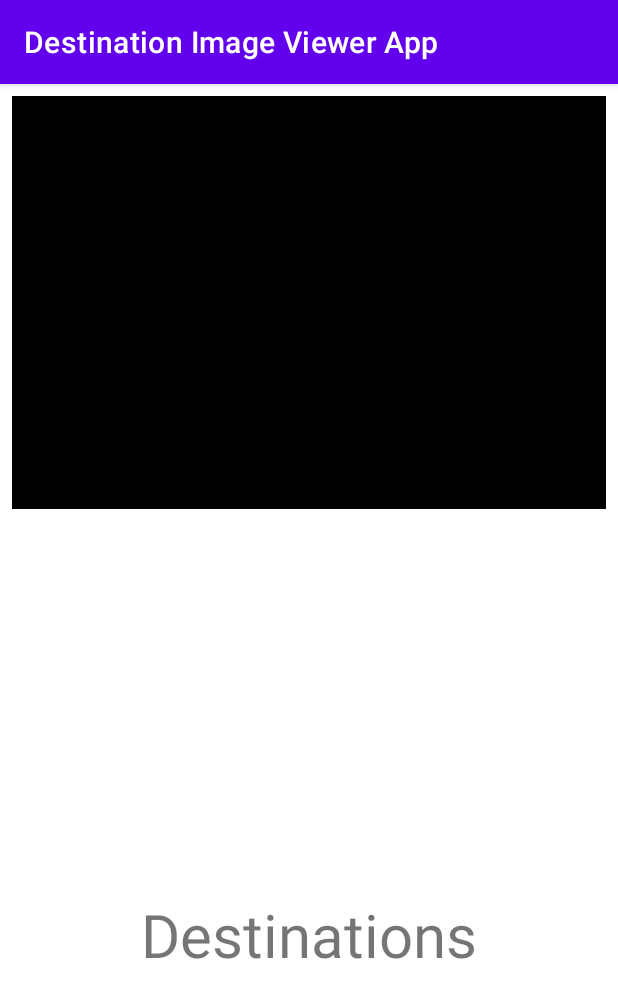
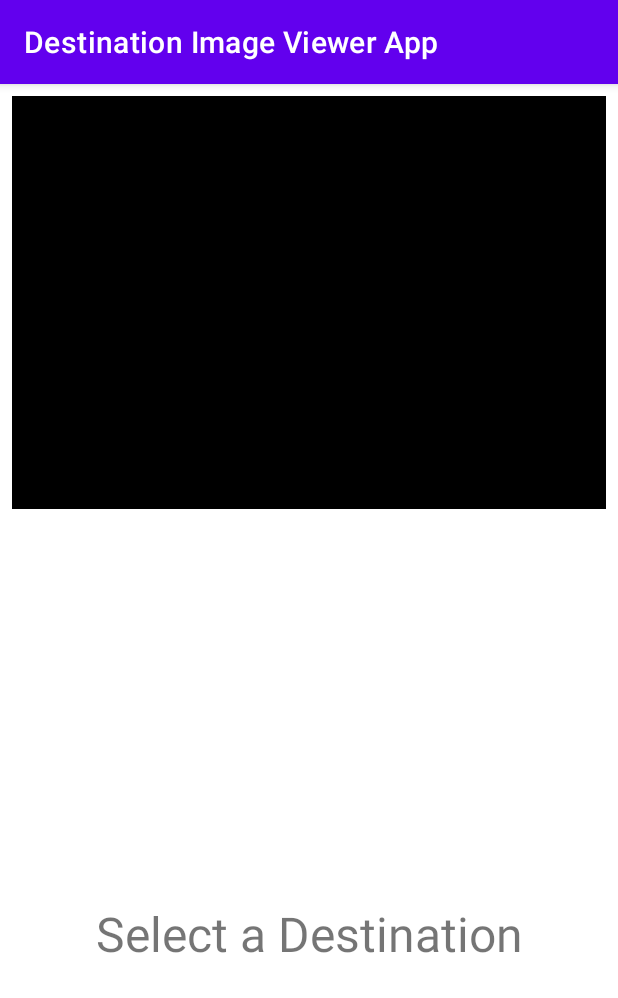
Before and after one commit to CoFlo35/MultipleActivities, an Android app: the screen it shows after launch (SelectActivity), on a phone screen of 412 x 824 dp. Shown: the top 998 px of the screen. Run offline under Robolectric (Android 15) with nearby library versions, the phone set to English and light mode, and no system bars; libraries missing offline, so code that uses them is left out: edu.temple; 2 statements that could not run were skipped.

Commit message:
Move all deafult English Strings to a resource file

```diff
--- a/app/src/main/java/edu/temple/lab_4_multiple_activities/SelectActivity.kt
+++ b/app/src/main/java/edu/temple/lab_4_multiple_activities/SelectActivity.kt
@@ -65,54 +65,20 @@ class SelectActivity : AppCompatActivity() {
     // Test data
     private fun setDataInList(): ArrayList<ImageObject> {
         var items: ArrayList<ImageObject> = ArrayList()
+        val destinationName = this.resources.getStringArray(R.array.Destination_Names)
+        val destinationDescription = this.resources.getStringArray(R.array.Destination_Description)
 
-        items.add(ImageObject(R.drawable.australia, "The Sydney Opera House is a multi-venue performing " +
-                "arts centre on Sydney Harbour located in Sydney, New South Wales, Australia. It is one of the " +
-                "20th century's most famous and distinctive buildings.","Australia"))
-        items.add(ImageObject(R.drawable.brazil,"Christ the Redeemer " +
-                " is an Art Deco statue of Jesus Christ in Rio de Janeiro, Brazil, created by French sculptor Paul " +
-                "Landowski and built by Brazilian engineer Heitor da Silva Costa, in collaboration with French engineer " +
-                "Albert Caquot. Romanian sculptor Gheorghe Leonida fashioned the face. Constructed between 1922 and 1931, " +
-                "the statue is 30 metres (98 ft) high", "Brazil"))
-        items.add(ImageObject(R.drawable.china,"The Leshan Giant Buddha is a 71-metre (233 ft) tall stone " +
-                "statue, built between 713 and 803 (during the Tang dynasty. It is carved out of a cliff face of " +
-                "Cretaceous red bed sandstones that lies at the confluence of the Min River and Dadu River in the " +
-                "southern part of Sichuan province in China, near the city of Leshan.", "China"))
-        items.add(ImageObject(R.drawable.dubai,"The Burj Khalifa, known as the Burj Dubai prior to its inauguration in 2010, " +
-                "is a skyscraper in Dubai, United Arab Emirates. With a total height of 829.8 m (2,722 ft, just " +
-                "over half a mile) and a roof height (excluding antenna, but including a 244 m spire) of 828 " +
-                "m (2,717 ft), the Burj Khalifa has been the tallest structure and building in the world since its " +
-                "topping out in 2009", "Dubai"))
-        items.add(ImageObject(R.drawable.egypt,"The Great Pyramid of Giza (also known as the Pyramid of Khufu or the " +
-                "Pyramid of Cheops) is the oldest and largest of the pyramids in the Giza pyramid complex bordering " +
-                "present-day Giza in Greater Cairo, Egypt. It is the oldest of the Seven Wonders of the Ancient World, " +
-                "and the only one to remain largely intact.", "Egypt"))
-        items.add(ImageObject(R.drawable.france,"The Eiffel Tower is a wrought-iron lattice tower on the" +
-                " Champ de Mars in Paris, France. It is named after the engineer Gustave Eiffel, whose company " +
-                "designed and built the tower.", "France"))
-        items.add(ImageObject(R.drawable.india,"The Taj Mahal is an ivory-white marble mausoleum on the " +
-                "right bank of the river Yamuna in the Indian city of Agra. It was commissioned in 1632 by the " +
-                "Mughal emperor Shah Jahan (reigned from 1628 to 1658) to house the tomb of his favourite wife, " +
-                "Mumtaz Mahal; it also houses the tomb of Shah Jahan himself.","India"))
-        items.add(ImageObject(R.drawable.italy,"The Leaning Tower of Pisa is the campanile, or freestanding bell " +
-                "tower, of the cathedral of the Italian city of Pisa, known worldwide for its nearly four-degree lean, " +
-                "the result of an unstable foundation. The tower is situated behind the Pisa Cathedral and is the " +
-                "third-oldest structure in the city's Cathedral Square (Piazza del Duomo)", "Italy"))
-        items.add(ImageObject(R.drawable.new_york,"One World Trade Center (also known as One World " +
-                "Trade, One WTC, and formerly Freedom Tower) is the main building of the rebuilt World " +
-                "Trade Center complex in Lower Manhattan, New York City. One WTC is the tallest building in " +
-                "the United States, the tallest building in the Western Hemisphere, and the sixth-tallest in " +
-                "the world.","New York"))
-        items.add(ImageObject(R.drawable.rome,"The Colosseum is an oval amphitheatre in the centre of the city of Rome, " +
-                "Italy, just east of the Roman Forum. It is the largest ancient amphitheatre ever built, and is " +
-                "still the largest standing amphitheatre in the world today, despite its age. Construction began " +
-                "under the emperor Vespasian (r. 69–79 AD) in 72 and was completed in 80 AD under his successor " +
-                "and heir, Titus (r. 79–81).", "Rome"))
-        items.add(ImageObject(R.drawable.russia,"The Cathedral of Vasily the Blessed " +
-                "commonly known as Saint Basil's Cathedral, is an Orthodox church in Red Square of Moscow, and " +
-                "is one of the most popular cultural symbols of Russia. The building, now a museum, is officially " +
-                "known as the Cathedral of the Intercession of the Most Holy Theotokos on the Moat, or Pokrovsky " +
-                "Cathedral.", "Russia"))
+        items.add(ImageObject(R.drawable.australia, destinationDescription[0].toString(),destinationName[0].toString()))
+        items.add(ImageObject(R.drawable.brazil,destinationDescription[1].toString(), destinationName[1].toString()))
+        items.add(ImageObject(R.drawable.china,destinationDescription[2], destinationName[2]))
+        items.add(ImageObject(R.drawable.dubai,destinationDescription[3], destinationName[3]))
+        items.add(ImageObject(R.drawable.egypt,destinationDescription[4], destinationName[4]))
+        items.add(ImageObject(R.drawable.france,destinationDescription[5], destinationName[5]))
+        items.add(ImageObject(R.drawable.india,destinationDescription[6],destinationName[6]))
+        items.add(ImageObject(R.drawable.italy,destinationDescription[7], destinationName[7]))
+        items.add(ImageObject(R.drawable.new_york,destinationDescription[8],destinationName[8]))
+        items.add(ImageObject(R.drawable.rome,destinationDescription[9], destinationName[9]))
+        items.add(ImageObject(R.drawable.russia,destinationDescription[10], destinationName[10]))
         return items
     }
 
--- a/app/src/main/res/layout/activity_display.xml
+++ b/app/src/main/res/layout/activity_display.xml
@@ -41,6 +41,8 @@
         android:layout_marginStart="175dp"
         android:layout_marginTop="10dp"
         android:layout_marginEnd="178dp"
+        android:gravity="center"
+        android:textSize="25dp"
         android:text="a long blurb about the destination goes somewhere in here"
         app:layout_constraintEnd_toEndOf="parent"
         app:layout_constraintStart_toStartOf="parent"
--- a/app/src/main/res/layout/activity_main.xml
+++ b/app/src/main/res/layout/activity_main.xml
@@ -12,8 +12,8 @@
         android:layout_width="349dp"
         android:layout_height="53dp"
         android:gravity="center"
-        android:text="Destinations"
-        android:textSize="40dp"
+        android:text="@string/selction_prompt"
+        android:textSize="32sp"
         app:layout_constraintBottom_toBottomOf="parent"
         app:layout_constraintLeft_toLeftOf="parent"
         app:layout_constraintRight_toRightOf="parent"
```
Also changed, not shown: app/src/main/res/values/strings.xml (+29 -0 lines).
